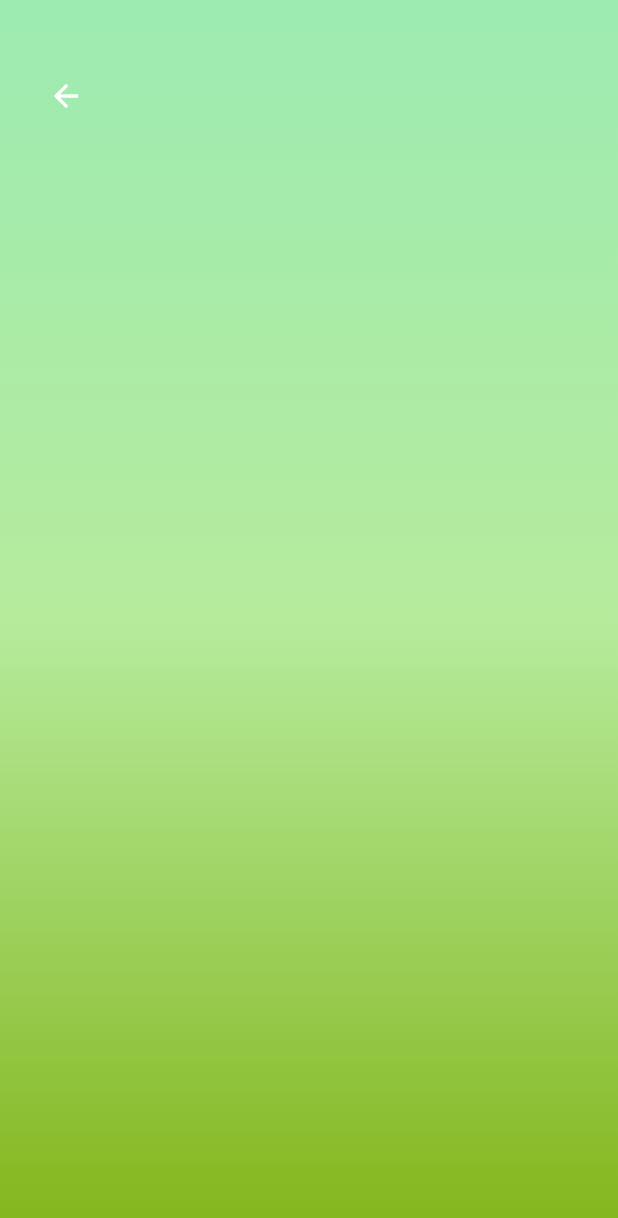
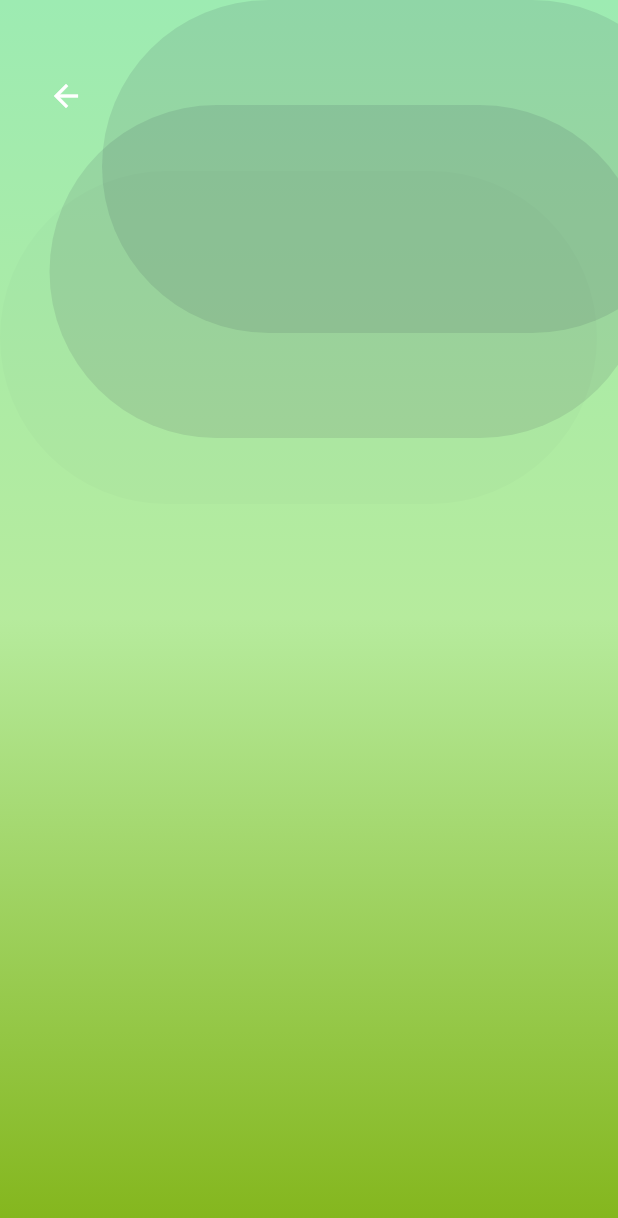
Before and after one commit to UdinDesu/aplikasi_smart_green_house, a Flutter app: the screen it shows after launch, after a tap on the "menu" icon, on a phone screen of 412 x 824 dp. Shown: the top 1218 px of the screen. Run offline on Flutter 3.47's test engine with Material 2 defaults, Android fonts, the phone set to English and light mode, and no system bars.

Commit message:
Update New 20 Sep

```diff
--- a/lib/dashboard_page.dart
+++ b/lib/dashboard_page.dart
@@ -27,7 +27,7 @@ class DashboardPage extends StatelessWidget {
             onPressed: () {
               Navigator.of(context).push(
                 PageRouteBuilder(
-                  pageBuilder: (context, animation, secondaryAnimation) => MenuPage(),
+                  pageBuilder: (context, animation, secondaryAnimation) => MenuPageApp(),
                   transitionsBuilder: (context, animation, secondaryAnimation, child) {
                     const begin = Offset(1.0, 0.0);
                     const end = Offset.zero;
--- a/lib/menu_page.dart
+++ b/lib/menu_page.dart
@@ -1,42 +1,15 @@
 import 'package:flutter/material.dart';
 
 void main() {
-  runApp(const MenuPageApp());
+  runApp(MenuPageApp());
 }
 
 class MenuPageApp extends StatelessWidget {
-  const MenuPageApp({Key? key}) : super(key: key);
-
-  @override
-  Widget build(BuildContext context) {
-    return MaterialApp(
-      theme: ThemeData.dark().copyWith(
-        scaffoldBackgroundColor: const Color.fromARGB(255, 18, 32, 47),
-      ),
-      home: Scaffold(
-        appBar: AppBar(
-          title: Text('Menu Page'),
-        ),
-        body: SingleChildScrollView(
-          child: Column(
-            children: [
-              MenuPage(),
-            ],
-          ),
-        ),
-      ),
-    );
-  }
-}
-
-class MenuPage extends StatelessWidget {
   @override
   Widget build(BuildContext context) {
     return Container(
       width: double.infinity,
-      height: MediaQuery.of(context)
-          .size
-          .height, // Menggunakan tinggi layar yang tersedia
+      height: MediaQuery.of(context).size.height, // Menggunakan tinggi layar yang tersedia
       clipBehavior: Clip.antiAlias,
       decoration: BoxDecoration(
         gradient: LinearGradient(
@@ -61,6 +34,82 @@ class MenuPage extends StatelessWidget {
               ),
             ),
           ),
+          Container(
+            width: 466,
+            height: 336,
+            child: Stack(
+              children: [
+                Positioned(
+                  left: 68,
+                  top: 0,
+                  child: Opacity(
+                    opacity: 0.10,
+                    child: Container(
+                      width: 398,
+                      height: 222,
+                      decoration: ShapeDecoration(
+                        color: Color(0xFF222042),
+                        shape: StadiumBorder(), // Menggunakan StadiumBorder untuk bentuk oval
+                      ),
+                    ),
+                  ),
+                ),
+                Positioned(
+                  left: 33,
+                  top: 70,
+                  child: Opacity(
+                    opacity: 0.10,
+                    child: Container(
+                      width: 398,
+                      height: 222,
+                      decoration: ShapeDecoration(
+                        color: Color(0xFF222042),
+                        shape: StadiumBorder(), // Menggunakan StadiumBorder untuk bentuk oval
+                      ),
+                    ),
+                  ),
+                ),
+                Positioned(
+                  left: 0,
+                  top: 114,
+                  child: Opacity(
+                    opacity: 0.02,
+                    child: Container(
+                      width: 398,
+                      height: 222,
+                      decoration: ShapeDecoration(
+                        color: Color(0xFF222042),
+                        shape: StadiumBorder(), // Menggunakan StadiumBorder untuk bentuk oval
+                      ),
+                    ),
+                  ),
+                ),
+              ],
+            ),
+          ),
+          Container(
+            width: 466,
+            height: 336,
+            child: Stack(
+              children: [
+                Positioned(
+                  left: 68,
+                  top: 400, // Sesuaikan posisi vertikal ke kiri bawah
+                  child: Opacity(
+                    opacity: 0.10,
+                    child: Container(
+                      width: 398,
+                      height: 222,
+                      decoration: ShapeDecoration(
+                        color: Color(0xFF222042),
+                        shape: StadiumBorder(), // Menggunakan StadiumBorder untuk bentuk oval
+                      ),
+                    ),
+                  ),
+                ),
+              ],
+            ),
+          ),
           // ... Widget lainnya ...
         ],
       ),
```
